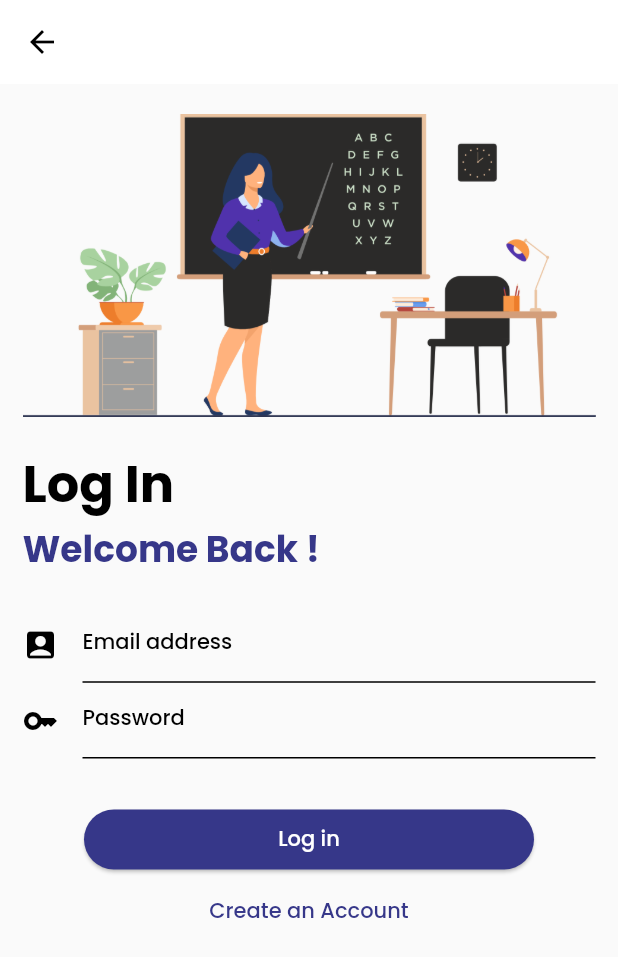
After one commit to HarshMakwana27/blue_saffron_school_app, a Flutter app: the screen it shows after launch, after a tap on "Get Started !", after a tap on "I am a Teacher", on a phone screen of 412 x 824 dp. The commit adds this screen. Shown: the top 957 px of the screen. Run offline on Flutter 3.47's test engine with Material 2 defaults, Android fonts, the phone set to English and light mode, and no system bars; our stand-ins replace firebase_core, font_awesome_flutter, google_fonts, toggle_switch, transparent_image; missing offline and left inert: dart:ffi; accounts and stored records are empty; network calls fail.

Commit message:
added Firebase sdk and login teacher page UI

```diff
--- a/lib/main.dart
+++ b/lib/main.dart
@@ -1,8 +1,16 @@
 import 'package:flutter/material.dart';
+
+import 'package:firebase_core/firebase_core.dart';
+import 'firebase_options.dart';
+
 import 'package:school/screens/splash_screen.dart';
 import 'package:school/theme/themes.dart';
 
-void main() {
+void main() async {
+  WidgetsFlutterBinding.ensureInitialized();
+  await Firebase.initializeApp(
+    options: DefaultFirebaseOptions.currentPlatform,
+  );
   runApp(const MainApp());
 }
 
--- /dev/null
+++ b/lib/screens/choose.dart
@@ -0,0 +1,45 @@
+import 'package:flutter/material.dart';
+import 'package:school/screens/teacher_login.dart';
+
+class ChooseCategory extends StatelessWidget {
+  const ChooseCategory({super.key});
+
+  @override
+  Widget build(BuildContext context) {
+    return Scaffold(
+      appBar: AppBar(
+        title: const Text("Choose a category"),
+      ),
+      body: Center(
+        child: Column(
+          mainAxisAlignment: MainAxisAlignment.center,
+          crossAxisAlignment: CrossAxisAlignment.center,
+          children: [
+            ElevatedButton.icon(
+                style: ElevatedButton.styleFrom(
+                    fixedSize: const Size(300, 30),
+                    backgroundColor: Theme.of(context).colorScheme.primary,
+                    foregroundColor: Theme.of(context).colorScheme.onPrimary),
+                onPressed: () {
+                  Navigator.of(context).push(
+                    MaterialPageRoute(
+                      builder: (ctx) => const TeacherLogin(),
+                    ),
+                  );
+                },
+                icon: const Icon(Icons.account_box),
+                label: const Text("I am a Teacher")),
+            const SizedBox(
+              height: 25,
+            ),
+            ElevatedButton.icon(
+                style: ElevatedButton.styleFrom(fixedSize: const Size(300, 30)),
+                onPressed: () {},
+                icon: const Icon(Icons.account_box),
+                label: const Text("I am a parent"))
+          ],
+        ),
+      ),
+    );
+  }
+}
--- a/lib/screens/splash_screen.dart
+++ b/lib/screens/splash_screen.dart
@@ -1,26 +1,118 @@
 import 'dart:async';
 
 import 'package:flutter/material.dart';
+import 'package:google_fonts/google_fonts.dart';
+import 'package:http/http.dart';
+import 'package:school/screens/choose.dart';
 import 'package:school/screens/home_screen.dart';
 
-class SplashScreen extends StatelessWidget {
+class SplashScreen extends StatefulWidget {
   const SplashScreen({super.key});
+
+  @override
+  State<SplashScreen> createState() => _SplashScreenState();
+}
+
+class _SplashScreenState extends State<SplashScreen>
+    with TickerProviderStateMixin {
+  bool isAnimation = false;
+
+  @override
+  void initState() {
+    super.initState();
+
+    Future.delayed(const Duration(seconds: 1)).then((value) => setState(() {
+          isAnimation = true;
+        }));
+  }
 
   @override
   Widget build(BuildContext context) {
     final width = MediaQuery.of(context).size.width;
-    Timer(const Duration(seconds: 5), () {
-      Navigator.pushReplacement(
-          context, MaterialPageRoute(builder: (context) => const HomeScreen()));
-    });
+    final height = MediaQuery.of(context).size.height;
+
+    // Timer(const Duration(seconds: 5), () {
+    //   Navigator.pushReplacement(
+    //       context, MaterialPageRoute(builder: (context) => const HomeScreen()));
+    // });
     return Scaffold(
-      body: Center(
-        child: Image.asset(
-          'assets/images/blue_saffron_logo.png',
-          width: width * 0.9,
+        body: SingleChildScrollView(
+          child: Column(
+            children: [
+              AnimatedContainer(
+                curve: Curves.fastOutSlowIn,
+                duration: const Duration(seconds: 1),
+                decoration: BoxDecoration(
+                    color: Theme.of(context).colorScheme.primary,
+                    borderRadius: isAnimation
+                        ? const BorderRadius.only(
+                            bottomLeft: Radius.circular(40),
+                            bottomRight: Radius.circular(40))
+                        : BorderRadius.zero),
+                height: isAnimation ? height * 0.65 : height,
+                child: Center(
+                  child: Image.asset(
+                    'assets/images/blue_saffron_logo.png',
+                    width: width * 0.6,
+                  ),
+                ),
+              ),
+              Visibility(
+                visible: isAnimation,
+                child: const BottomPart(),
+              ),
+            ],
+          ),
         ),
+        backgroundColor: Colors.white);
+  }
+}
+
+class BottomPart extends StatelessWidget {
+  const BottomPart({super.key});
+
+  @override
+  Widget build(BuildContext context) {
+    final height = MediaQuery.of(context).size.height;
+    return SizedBox(
+      height: height * 0.35,
+      child: Column(
+        mainAxisAlignment: MainAxisAlignment.center,
+        children: [
+          Text(
+            'Learning with fun !',
+            style: GoogleFonts.comicNeue(
+                fontSize: 30,
+                color: Theme.of(context).colorScheme.onBackground),
+          ),
+          const SizedBox(
+            height: 15,
+          ),
+          Text(
+            "A school To lay the foundation for a child's development",
+            style: GoogleFonts.comicNeue(
+                fontSize: 12, color: Theme.of(context).colorScheme.primary),
+          ),
+          const SizedBox(
+            height: 60,
+          ),
+          ElevatedButton(
+              onPressed: () {
+                Navigator.pushReplacement(
+                  context,
+                  MaterialPageRoute(
+                    builder: (ctx) => const ChooseCategory(),
+                  ),
+                );
+              },
+              style: ElevatedButton.styleFrom(
+                fixedSize: const Size(200, 35),
+                foregroundColor: Colors.white,
+                backgroundColor: Theme.of(context).colorScheme.primary,
+              ),
+              child: const Text('Get Started !')),
+        ],
       ),
-      backgroundColor: Theme.of(context).colorScheme.primary,
     );
   }
 }
--- /dev/null
+++ b/lib/screens/teacher_login.dart
@@ -0,0 +1,165 @@
+import 'package:flutter/material.dart';
+
+class TeacherLogin extends StatefulWidget {
+  const TeacherLogin({super.key});
+
+  @override
+  State<TeacherLogin> createState() => _TeacherLoginState();
+}
+
+class _TeacherLoginState extends State<TeacherLogin> {
+  final _formKey = GlobalKey<FormState>();
+  bool _isLogin = true;
+
+  bool _isLoading = false;
+
+  String _email = '';
+  String _password = '';
+  String _username = '';
+
+  void _onSave() {
+    if (_formKey.currentState!.validate()) {
+      _formKey.currentState!.save();
+      print(_email);
+      print(_password);
+    }
+  }
+
+  @override
+  Widget build(BuildContext context) {
+    return Scaffold(
+      appBar: AppBar(
+        backgroundColor: Theme.of(context).colorScheme.background,
+      ),
+      body: SingleChildScrollView(
+          child: Padding(
+        padding: const EdgeInsets.symmetric(horizontal: 15),
+        child: Column(
+          crossAxisAlignment: CrossAxisAlignment.start,
+          children: [
+            Container(
+              padding: const EdgeInsets.symmetric(vertical: 20),
+              child: Image.asset('assets/images/teacher.png'),
+            ),
+            Text(
+              _isLogin ? 'Log In' : 'Sign Up',
+              style: Theme.of(context)
+                  .textTheme
+                  .headlineMedium!
+                  .copyWith(color: Colors.black, fontWeight: FontWeight.bold),
+            ),
+            Text(
+              _isLogin ? 'Welcome Back !' : 'Welcome !',
+              style: Theme.of(context).textTheme.headlineSmall!.copyWith(
+                  color: Theme.of(context).colorScheme.primary,
+                  fontWeight: FontWeight.bold),
+            ),
+            Form(
+              key: _formKey,
+              child: Column(
+                crossAxisAlignment: CrossAxisAlignment.center,
+                children: [
+                  const SizedBox(
+                    height: 20,
+                  ),
+                  TextFormField(
+                    // style: const TextStyle(color: Colors.white),
+                    decoration: const InputDecoration(
+                      label: Text("Email address"),
+                      icon: Icon(
+                        Icons.account_box_rounded,
+                      ),
+                    ),
+                    keyboardType: TextInputType.emailAddress,
+                    autocorrect: false,
+                    textCapitalization: TextCapitalization.none,
+                    validator: (value) {
+                      if (value == null ||
+                          value.trim().isEmpty ||
+                          !value.contains("@")) {
+                        return "Please Enter a valid email address";
+                      }
+                      return null;
+                    },
+                    onSaved: (value) {
+                      _email = value!;
+                    },
+                  ),
+                  TextFormField(
+                    //style: const TextStyle(color: Colors.white),
+                    decoration: InputDecoration(
+                      labelText: 'Password',
+                      icon: Icon(
+                        Icons.key,
+                        color: Theme.of(context).colorScheme.onBackground,
+                      ),
+                    ),
+                    obscureText: true,
+                    validator: (value) {
+                      if (value == null ||
+                          value.trim().isEmpty ||
+                          value.length < 6) {
+                        return "Password should 6 characters long";
+                      }
+                      return null;
+                    },
+                    onSaved: (value) {
+                      _password = value!;
+                    },
+                  ),
+                  if (!_isLogin)
+                    TextFormField(
+                      style: const TextStyle(color: Colors.white),
+                      decoration: InputDecoration(
+                        labelText: 'Username',
+                        icon: Icon(
+                          Icons.person,
+                          color: Theme.of(context).colorScheme.onBackground,
+                        ),
+                      ),
+                      obscureText: true,
+                      validator: (value) {
+                        if (value == null ||
+                            value.trim().isEmpty ||
+                            value.length < 4) {
+                          return "Username should be 4 letters long";
+                        }
+                        return null;
+                      },
+                      onSaved: (value) {
+                        _username = value!;
+                      },
+                    ),
+                  const SizedBox(
+                    height: 30,
+                  ),
+                  _isLoading
+                      ? const CircularProgressIndicator()
+                      : ElevatedButton(
+                          style: ElevatedButton.styleFrom(
+                              fixedSize: const Size(300, 6),
+                              backgroundColor:
+                                  Theme.of(context).colorScheme.primary,
+                              foregroundColor:
+                                  Theme.of(context).colorScheme.background),
+                          onPressed: _onSave,
+                          child:
+                              Text(_isLogin ? 'Log in' : 'Create an Account '),
+                        ),
+                  TextButton(
+                      onPressed: () {
+                        setState(() {
+                          _isLogin = !_isLogin;
+                        });
+                      },
+                      child: Text(
+                          _isLogin ? 'Create an Account' : 'Log In Instead'))
+                ],
+              ),
+            ),
+          ],
+        ),
+      )),
+    );
+  }
+}
--- a/pubspec.yaml
+++ b/pubspec.yaml
@@ -41,6 +41,7 @@ dependencies:
   toggle_switch: ^2.1.0
   icons_flutter: ^0.0.4
   font_awesome_flutter: ^10.5.0
+  firebase_core: ^2.15.0
 
 dev_dependencies:
   flutter_test:
```
Also changed, not shown: assets/images/logoTeacher.png (added), assets/images/teacher.png, lib/firebase_options.dart (added), pubspec.lock, 7 other files.
